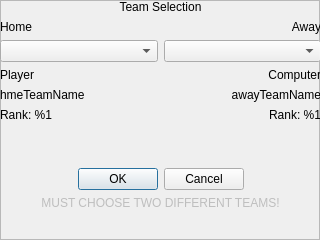
Above: teamSelectionFrame.ui from rochford/cutefootball before the change. Below: the same form after it.
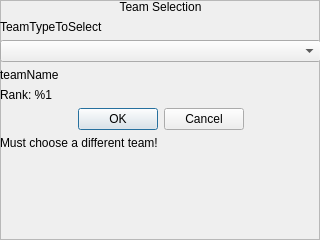
That is the form after the change.

Commit message:
TeamSelection Frame changes - 1 team selected at a time
This will allow easier to pick a single player team for a cup
competition.

New QAction for a "world cup" added

```diff
--- a/teamSelectionFrame.ui
+++ b/teamSelectionFrame.ui
@@ -33,122 +33,43 @@
    </property>
    <layout class="QVBoxLayout" name="verticalLayout_3">
     <item>
-     <layout class="QGridLayout" name="gridLayout">
-      <item row="1" column="1">
-       <layout class="QGridLayout" name="gridLayout_3">
-        <item row="2" column="1">
-         <widget class="QComboBox" name="m_awayTeamComboBox"/>
-        </item>
-        <item row="6" column="1">
-         <spacer name="verticalSpacer">
-          <property name="orientation">
-           <enum>Qt::Vertical</enum>
-          </property>
-          <property name="sizeHint" stdset="0">
-           <size>
-            <width>20</width>
-            <height>40</height>
-           </size>
-          </property>
-         </spacer>
-        </item>
-        <item row="0" column="1">
-         <widget class="QLabel" name="label_3">
+     <widget class="QLabel" name="label">
           <property name="text">
-           <string>Away</string>
+       <string>Team Selection</string>
           </property>
           <property name="alignment">
-           <set>Qt::AlignRight|Qt::AlignTrailing|Qt::AlignVCenter</set>
-          </property>
-          <property name="wordWrap">
-           <bool>true</bool>
-          </property>
-         </widget>
-        </item>
-        <item row="3" column="1">
-         <widget class="QLabel" name="label_4">
+       <set>Qt::AlignCenter</set>
+      </property>
+     </widget>
+    </item>
+    <item>
+     <widget class="QLabel" name="m_teamToSelect">
           <property name="text">
-           <string>Computer</string>
-          </property>
-          <property name="alignment">
-           <set>Qt::AlignRight|Qt::AlignTrailing|Qt::AlignVCenter</set>
-          </property>
-         </widget>
-        </item>
-        <item row="4" column="1">
-         <widget class="QLabel" name="m_awayTeamName">
-          <property name="text">
-           <string notr="true">awayTeamName</string>
-          </property>
-          <property name="alignment">
-           <set>Qt::AlignRight|Qt::AlignTrailing|Qt::AlignVCenter</set>
-          </property>
-         </widget>
-        </item>
-        <item row="5" column="1">
-         <widget class="QLabel" name="m_awayTeamRank">
-          <property name="text">
-           <string notr="true">Rank: %1</string>
-          </property>
-          <property name="alignment">
-           <set>Qt::AlignRight|Qt::AlignTrailing|Qt::AlignVCenter</set>
-          </property>
-         </widget>
-        </item>
-       </layout>
-      </item>
-      <item row="1" column="0">
-       <layout class="QGridLayout" name="gridLayout_2">
-        <item row="0" column="0">
-         <widget class="QLabel" name="label_2">
-          <property name="text">
-           <string>Home</string>
-          </property>
+       <string notr="true">TeamTypeToSelect</string>
+      </property>
           <property name="wordWrap">
            <bool>true</bool>
           </property>
          </widget>
         </item>
-        <item row="2" column="0">
-         <widget class="QComboBox" name="m_homeTeamComboBox"/>
-        </item>
-        <item row="6" column="0">
-         <spacer name="verticalSpacer_2">
-          <property name="orientation">
-           <enum>Qt::Vertical</enum>
-          </property>
-          <property name="sizeHint" stdset="0">
-           <size>
-            <width>20</width>
-            <height>40</height>
-           </size>
-          </property>
-         </spacer>
-        </item>
-        <item row="3" column="0">
-         <widget class="QLabel" name="label_5">
+    <item>
+     <widget class="QComboBox" name="m_teamComboBox"/>
+    </item>
+    <item>
+     <widget class="QLabel" name="m_teamName">
           <property name="text">
-           <string>Player</string>
+       <string notr="true">teamName</string>
           </property>
          </widget>
         </item>
-        <item row="4" column="0">
-         <widget class="QLabel" name="m_homeTeamName">
+    <item>
+     <widget class="QLabel" name="m_teamRank">
           <property name="text">
-           <string notr="true">hmeTeamName</string>
-          </property>
-         </widget>
-        </item>
-        <item row="5" column="0">
-         <widget class="QLabel" name="m_homeTeamRank">
-          <property name="text">
            <string notr="true">Rank: %1</string>
           </property>
          </widget>
         </item>
-       </layout>
-      </item>
-      <item row="4" column="0" colspan="2">
+    <item>
        <widget class="QDialogButtonBox" name="buttonBox">
         <property name="standardButtons">
          <set>QDialogButtonBox::Cancel|QDialogButtonBox::Ok</set>
@@ -158,36 +79,15 @@
         </property>
        </widget>
       </item>
-      <item row="0" column="0" colspan="2">
-       <widget class="QLabel" name="label">
-        <property name="text">
-         <string>Team Selection</string>
-        </property>
-        <property name="alignment">
-         <set>Qt::AlignCenter</set>
-        </property>
-       </widget>
-      </item>
-     </layout>
-    </item>
     <item>
      <widget class="QLabel" name="teamSelectionErrorLabel">
-      <property name="enabled">
-       <bool>false</bool>
-      </property>
       <property name="text">
-       <string>MUST CHOOSE TWO DIFFERENT TEAMS!</string>
-      </property>
-      <property name="alignment">
-       <set>Qt::AlignCenter</set>
-      </property>
-      <property name="wordWrap">
-       <bool>true</bool>
+       <string>Must choose a different team!</string>
       </property>
      </widget>
     </item>
     <item>
-     <spacer name="verticalSpacer_3">
+     <spacer name="verticalSpacer_2">
       <property name="orientation">
        <enum>Qt::Vertical</enum>
       </property>
```
Left out of the diff: 5 changed lines with no effect on the pictures. Lines whose indentation alone changed are shown as unchanged. The commit also changes 15 other files.
